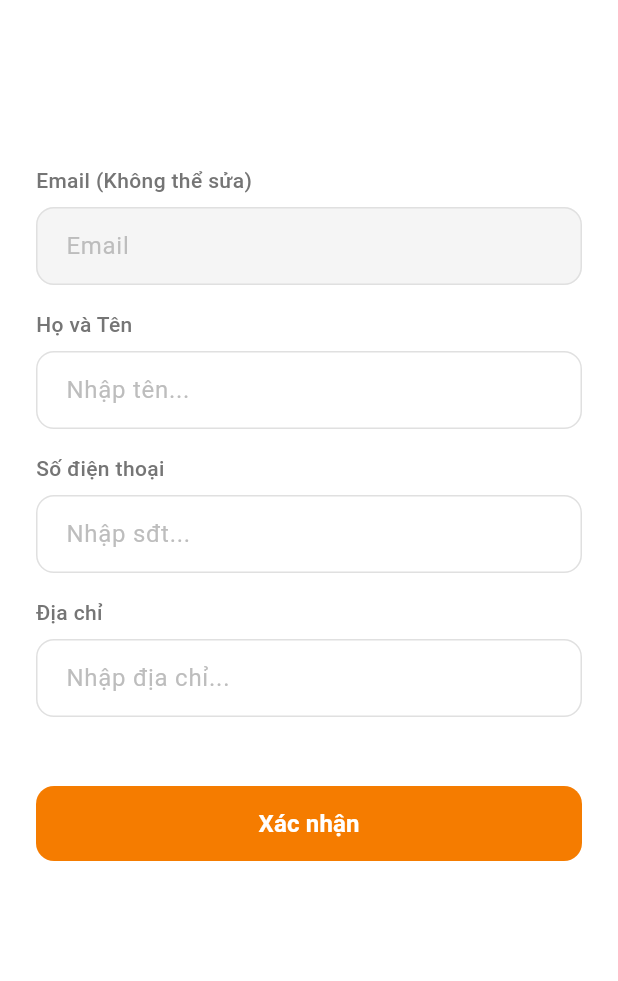
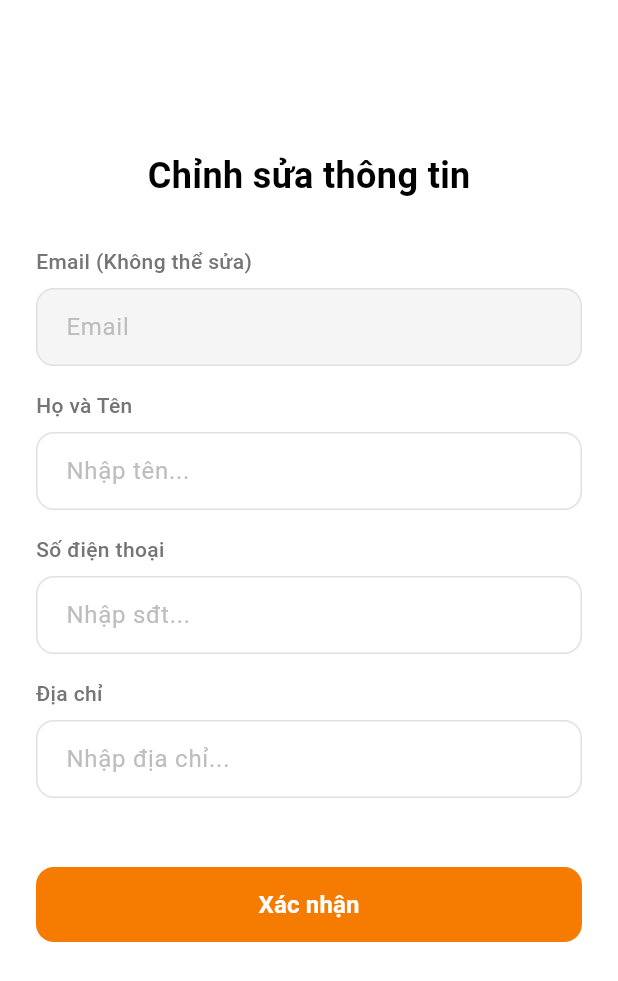
Before and after one commit to 0306231304-cmyk/CHBDT, a Flutter app: the EditProfileScreen screen opened directly, on a phone screen of 412 x 824 dp. Shown: the top 981 px of the screen. Run offline on Flutter 3.47's test engine with Material 3 defaults, Android fonts, the phone set to English and light mode, and no system bars; our stand-ins replace shared_preferences; accounts and stored records are empty; statements that could not run were skipped.

Commit message:
Cập nhật giao diện nhiều trang theo figma

```diff
--- a/flutter_application_f4_mobile/lib/View/change_password_screen.dart
+++ b/flutter_application_f4_mobile/lib/View/change_password_screen.dart
@@ -74,7 +74,7 @@ class _ChangePasswordScreenState extends State<ChangePasswordScreen> {
         backgroundColor: Colors.transparent,
         elevation: 0,
         leading: IconButton(
-          icon: const Icon(Icons.arrow_back, color: Colors.white),
+          icon: const Icon(Icons.arrow_back_ios, color: Colors.white),
           onPressed: () => Navigator.pop(context),
         ),
       ),
@@ -116,7 +116,7 @@ class _ChangePasswordScreenState extends State<ChangePasswordScreen> {
                       isPassword: true
                     ),
                     CustomTextField(
-                      label: "Nhập lại mật khẩu mới",
+                      label: "Xác nhận mật khẩu mới",
                       hint: "*******",
                       controller: _confirmPassController,
                       isPassword: true
--- a/flutter_application_f4_mobile/lib/View/edit_profile_screen.dart
+++ b/flutter_application_f4_mobile/lib/View/edit_profile_screen.dart
@@ -75,8 +75,6 @@ class _EditProfileScreenState extends State<EditProfileScreen> {
       appBar: AppBar(
         backgroundColor: Colors.transparent,
         elevation: 0,
-        title: const Text("Chỉnh sửa thông tin", style: TextStyle(color: Colors.white)),
-        centerTitle: true,
         leading: IconButton(
           icon: const Icon(Icons.arrow_back_ios, color: Colors.white),
           onPressed: () => Navigator.pop(context),
@@ -96,7 +94,18 @@ class _EditProfileScreenState extends State<EditProfileScreen> {
               child: SingleChildScrollView(
                 child: Column(
                   children: [
-                    const SizedBox(height: 20),
+                    const SizedBox(height: 10),
+                    const Center(
+                      child: Text(
+                        "Chỉnh sửa thông tin",
+                        style: TextStyle(
+                          fontSize: 24,
+                          fontWeight: FontWeight.bold,
+                          color: Colors.black,
+                        ),
+                      ),
+                    ),
+                    const SizedBox(height: 30),
 
                     CustomTextField(
                        label: "Email (Không thể sửa)",
--- a/flutter_application_f4_mobile/lib/View/order_history_screen.dart
+++ b/flutter_application_f4_mobile/lib/View/order_history_screen.dart
@@ -55,7 +55,7 @@ class _OrderHistoryScreenState extends State<OrderHistoryScreen> {
         backgroundColor: AppColors.primaryOrange,
         elevation: 0,
         leading: IconButton(
-          icon: const Icon(Icons.arrow_back_ios, color: Colors.black),
+          icon: const Icon(Icons.arrow_back_ios, color: Colors.white),
           onPressed: () => Navigator.pop(context),
         ),
         title: Container(
--- a/flutter_application_f4_mobile/lib/View/profile_screen.dart
+++ b/flutter_application_f4_mobile/lib/View/profile_screen.dart
@@ -128,7 +128,7 @@ class _ProfileScreenState extends State<ProfileScreen> {
                       children: [
                         ProfileMenuItem(
                           icon: Icons.person_outline,
-                          text: "Thông tin cá nhân",
+                          text: "Chỉnh sửa thông tin",
                           onTap: () async {
                             final result = await Navigator.push(
                               context,
@@ -151,7 +151,7 @@ class _ProfileScreenState extends State<ProfileScreen> {
                         ),
 
                         ProfileMenuItem(
-                          icon: Icons.favorite,
+                          icon: Icons.favorite_outline_outlined,
                           text: "Danh sách yêu thích",
                           onTap: () {}
                         ),
```
